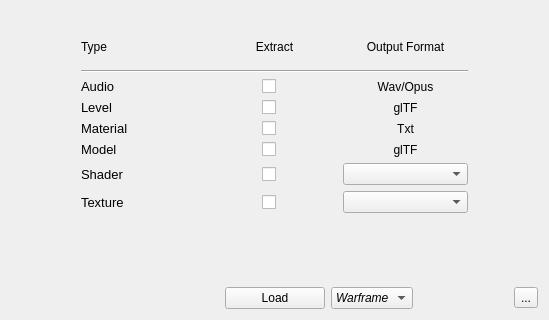
First picture: the form in ui/Picker.ui, repository Puxtril/Warframe-Exporter, before the edit; both pictures show x 0 to 549 and y 187 to 507 of the 549 by 507 pixel window.
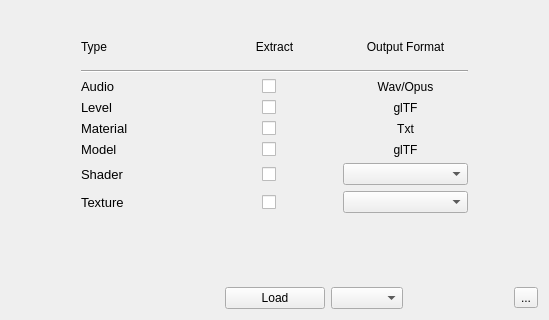
Second picture: the form after the edit. Icons and pictures are not drawn.

```diff
--- a/ui/Picker.ui
+++ b/ui/Picker.ui
@@ -665,11 +665,6 @@
           <property name="frame">
            <bool>true</bool>
           </property>
-          <item>
-           <property name="text">
-            <string>Warframe</string>
-           </property>
-          </item>
          </widget>
         </item>
         <item>
```
